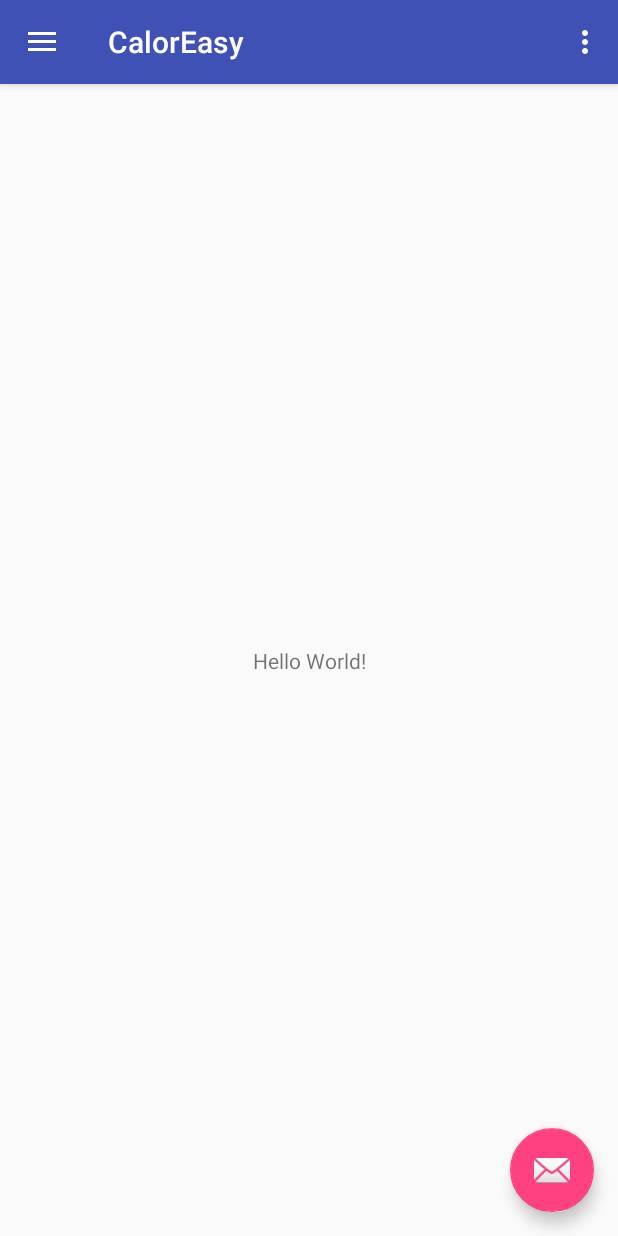
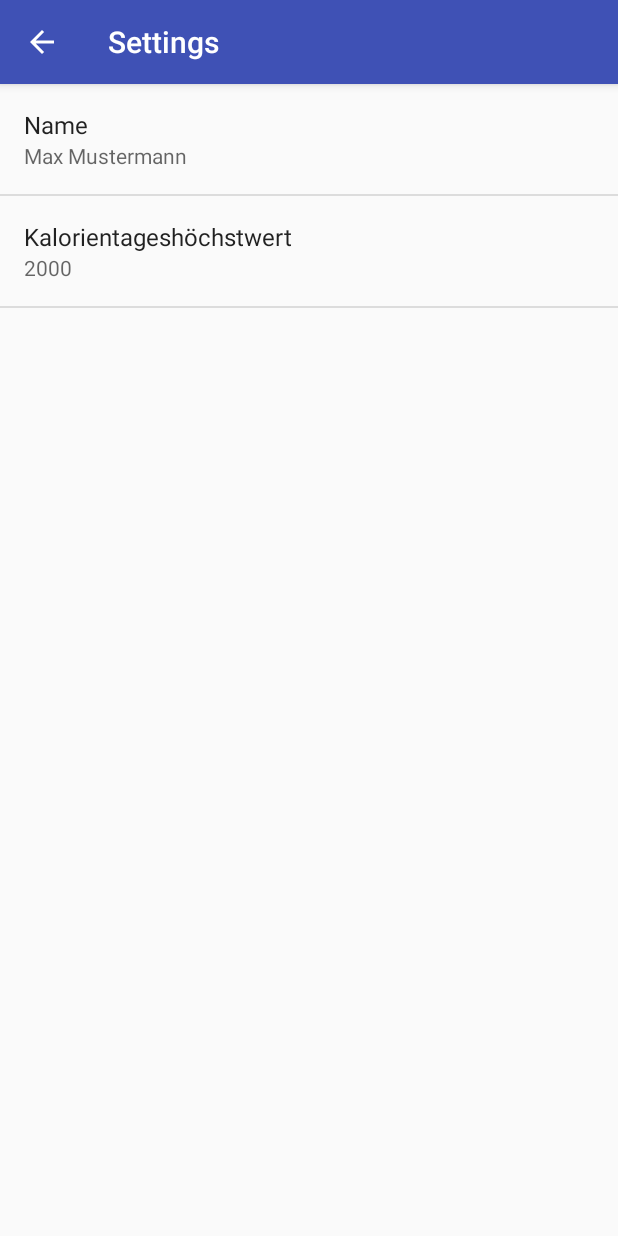
Before and after one commit to Miggel4/WIP_CalorEasy, an Android app: the screen it shows after launch (Dashboard before the commit, SettingsActivity after it), in the options menu, after a tap on "Settings", on a phone screen of 412 x 824 dp. Run offline under Robolectric (Android 15) with nearby library versions, the phone set to English and light mode, and no system bars.

Commit message:
SS - Settings

```diff
--- a/app/build.gradle
+++ b/app/build.gradle
@@ -21,7 +21,7 @@ android {
 dependencies {
     compile 'android.arch.persistence.room:runtime:1.0.0'
     annotationProcessor 'android.arch.persistence.room:compiler:1.0.0'
-    implementation fileTree(dir: 'libs', include: ['*.jar'])
+    implementation fileTree(include: ['*.jar'], dir: 'libs')
     implementation 'com.android.support:appcompat-v7:26.1.0'
     implementation 'com.android.support:support-v4:26.1.0'
     implementation 'com.android.support:design:26.1.0'
--- a/app/src/main/java/wip/fhdw/caloreasy/Dashboard/Dashboard.java
+++ b/app/src/main/java/wip/fhdw/caloreasy/Dashboard/Dashboard.java
@@ -1,5 +1,6 @@
 package wip.fhdw.caloreasy.Dashboard;
 
+import android.content.Intent;
 import android.os.Bundle;
 import android.support.design.widget.FloatingActionButton;
 import android.support.design.widget.Snackbar;
@@ -14,6 +15,7 @@ import android.view.Menu;
 import android.view.MenuItem;
 
 import wip.fhdw.caloreasy.R;
+import wip.fhdw.caloreasy.Settings.SettingsActivity;
 
 public class Dashboard extends AppCompatActivity
         implements NavigationView.OnNavigationItemSelectedListener {
@@ -70,6 +72,7 @@ public class Dashboard extends AppCompatActivity
 
         //noinspection SimplifiableIfStatement
         if (id == R.id.action_settings) {
+            startActivity(new Intent(this, SettingsActivity.class));
             return true;
         }
 
--- /dev/null
+++ b/app/src/main/java/wip/fhdw/caloreasy/Settings/AppCompatPreferenceActivity.java
@@ -0,0 +1,109 @@
+package wip.fhdw.caloreasy.Settings;
+
+import android.content.res.Configuration;
+import android.os.Bundle;
+import android.preference.PreferenceActivity;
+import android.support.annotation.LayoutRes;
+import android.support.annotation.Nullable;
+import android.support.v7.app.ActionBar;
+import android.support.v7.app.AppCompatDelegate;
+import android.support.v7.widget.Toolbar;
+import android.view.MenuInflater;
+import android.view.View;
+import android.view.ViewGroup;
+
+/**
+ * A {@link android.preference.PreferenceActivity} which implements and proxies the necessary calls
+ * to be used with AppCompat.
+ */
+public abstract class AppCompatPreferenceActivity extends PreferenceActivity {
+
+    private AppCompatDelegate mDelegate;
+
+    @Override
+    protected void onCreate(Bundle savedInstanceState) {
+        getDelegate().installViewFactory();
+        getDelegate().onCreate(savedInstanceState);
+        super.onCreate(savedInstanceState);
+    }
+
+    @Override
+    protected void onPostCreate(Bundle savedInstanceState) {
+        super.onPostCreate(savedInstanceState);
+        getDelegate().onPostCreate(savedInstanceState);
+    }
+
+    public ActionBar getSupportActionBar() {
+        return getDelegate().getSupportActionBar();
+    }
+
+    public void setSupportActionBar(@Nullable Toolbar toolbar) {
+        getDelegate().setSupportActionBar(toolbar);
+    }
+
+    @Override
+    public MenuInflater getMenuInflater() {
+        return getDelegate().getMenuInflater();
+    }
+
+    @Override
+    public void setContentView(@LayoutRes int layoutResID) {
+        getDelegate().setContentView(layoutResID);
+    }
+
+    @Override
+    public void setContentView(View view) {
+        getDelegate().setContentView(view);
+    }
+
+    @Override
+    public void setContentView(View view, ViewGroup.LayoutParams params) {
+        getDelegate().setContentView(view, params);
+    }
+
+    @Override
+    public void addContentView(View view, ViewGroup.LayoutParams params) {
+        getDelegate().addContentView(view, params);
+    }
+
+    @Override
+    protected void onPostResume() {
+        super.onPostResume();
+        getDelegate().onPostResume();
+    }
+
+    @Override
+    protected void onTitleChanged(CharSequence title, int color) {
+        super.onTitleChanged(title, color);
+        getDelegate().setTitle(title);
+    }
+
+    @Override
+    public void onConfigurationChanged(Configuration newConfig) {
+        super.onConfigurationChanged(newConfig);
+        getDelegate().onConfigurationChanged(newConfig);
+    }
+
+    @Override
+    protected void onStop() {
+        super.onStop();
+        getDelegate().onStop();
+    }
+
+    @Override
+    protected void onDestroy() {
+        super.onDestroy();
+        getDelegate().onDestroy();
+    }
+
+    public void invalidateOptionsMenu() {
+        getDelegate().invalidateOptionsMenu();
+    }
+
+    private AppCompatDelegate getDelegate() {
+        if (mDelegate == null) {
+            mDelegate = AppCompatDelegate.create(this, null);
+        }
+        return mDelegate;
+    }
+}
--- /dev/null
+++ b/app/src/main/java/wip/fhdw/caloreasy/Settings/NumberPickerPreference.java
@@ -0,0 +1,89 @@
+package wip.fhdw.caloreasy.Settings;
+
+import android.content.Context;
+import android.content.res.TypedArray;
+import android.preference.DialogPreference;
+import android.util.AttributeSet;
+import android.view.Gravity;
+import android.view.View;
+import android.view.ViewGroup;
+import android.widget.FrameLayout;
+import android.widget.NumberPicker;
+
+/**
+ * A {@link android.preference.Preference} that displays a number picker as a dialog.
+ * source: https://stackoverflow.com/questions/20758986/android-preferenceactivity-dialog-with-number-picker
+ */
+public class NumberPickerPreference extends DialogPreference {
+
+    // allowed range
+    public static final int MAX_VALUE = 10000;
+    public static final int MIN_VALUE = 1000;
+    // enable or disable the 'circular behavior'
+    public static final boolean WRAP_SELECTOR_WHEEL = true;
+
+    private NumberPicker picker;
+    private int value;
+
+    public NumberPickerPreference(Context context, AttributeSet attrs) {
+        super(context, attrs);
+    }
+
+    public NumberPickerPreference(Context context, AttributeSet attrs, int defStyleAttr) {
+        super(context, attrs, defStyleAttr);
+    }
+
+    @Override
+    protected View onCreateDialogView() {
+        FrameLayout.LayoutParams layoutParams = new FrameLayout.LayoutParams(
+                ViewGroup.LayoutParams.WRAP_CONTENT, ViewGroup.LayoutParams.WRAP_CONTENT);
+        layoutParams.gravity = Gravity.CENTER;
+
+        picker = new NumberPicker(getContext());
+        picker.setLayoutParams(layoutParams);
+
+        FrameLayout dialogView = new FrameLayout(getContext());
+        dialogView.addView(picker);
+
+        return dialogView;
+    }
+
+    @Override
+    protected void onBindDialogView(View view) {
+        super.onBindDialogView(view);
+        picker.setMinValue(MIN_VALUE);
+        picker.setMaxValue(MAX_VALUE);
+        picker.setWrapSelectorWheel(WRAP_SELECTOR_WHEEL);
+        picker.setValue(getValue());
+    }
+
+    @Override
+    protected void onDialogClosed(boolean positiveResult) {
+        if (positiveResult) {
+            picker.clearFocus();
+            int newValue = picker.getValue();
+            if (callChangeListener(newValue)) {
+                setValue(newValue);
+            }
+        }
+    }
+
+    @Override
+    protected Object onGetDefaultValue(TypedArray a, int index) {
+        return a.getInt(index, MIN_VALUE);
+    }
+
+    @Override
+    protected void onSetInitialValue(boolean restorePersistedValue, Object defaultValue) {
+        setValue(restorePersistedValue ? getPersistedInt(MIN_VALUE) : (Integer) defaultValue);
+    }
+
+    public void setValue(int value) {
+        this.value = value;
+        persistInt(this.value);
+    }
+
+    public int getValue() {
+        return this.value;
+    }
+}
--- /dev/null
+++ b/app/src/main/java/wip/fhdw/caloreasy/Settings/PreferenceChangeListener.java
@@ -0,0 +1,44 @@
+package wip.fhdw.caloreasy.Settings;
+
+import android.app.Activity;
+import android.content.SharedPreferences;
+import android.preference.Preference;
+import android.preference.PreferenceActivity;
+import android.util.Log;
+
+/**
+ * Created by Simon on 05.01.2018.
+ */
+
+public class PreferenceChangeListener implements SharedPreferences.OnSharedPreferenceChangeListener {
+
+    private PreferenceActivity mPrefActivity;
+
+    public PreferenceChangeListener(PreferenceActivity prefActivity){
+        mPrefActivity = prefActivity;
+    }
+
+    @Override
+    public void onSharedPreferenceChanged(SharedPreferences sharedPreferences, String key) {
+
+        if ( key.equals("name")) {
+            Log.v("PreferenceChange", "**** KEY name modified ****");
+
+            //for API10 findPreference(key) can only be executed non static
+            Preference connectionPref = mPrefActivity.findPreference(key);
+
+            // Set summary to be the user-description for the selected value
+            connectionPref.setSummary(sharedPreferences.getString(key, ""));
+
+        }else if(key.equals("calories_picker")){
+            Log.v("PreferenceChange", "**** KEY calories_picker modified ****");
+
+            //for API10 findPreference(key) can only be executed non static
+            Preference connectionPref = mPrefActivity.findPreference(key);
+
+            // Set summary to be the user-description for the selected value
+            connectionPref.setSummary("" + sharedPreferences.getInt(key, 0));
+        }
+    }
+
+}
--- /dev/null
+++ b/app/src/main/java/wip/fhdw/caloreasy/Settings/SettingsActivity.java
@@ -0,0 +1,123 @@
+package wip.fhdw.caloreasy.Settings;
+
+import android.annotation.TargetApi;
+import android.content.Context;
+import android.content.Intent;
+import android.content.SharedPreferences;
+import android.content.res.Configuration;
+import android.media.Ringtone;
+import android.media.RingtoneManager;
+import android.net.Uri;
+import android.os.Build;
+import android.os.Bundle;
+import android.preference.ListPreference;
+import android.preference.Preference;
+import android.preference.PreferenceActivity;
+import android.support.v7.app.ActionBar;
+import android.preference.PreferenceFragment;
+import android.preference.PreferenceManager;
+import android.preference.RingtonePreference;
+import android.text.TextUtils;
+import android.view.MenuItem;
+import android.support.v4.app.NavUtils;
+
+import wip.fhdw.caloreasy.Dashboard.Dashboard;
+import wip.fhdw.caloreasy.R;
+
+import java.util.List;
+
+/**
+ * A {@link PreferenceActivity} that presents a set of application settings. On
+ * handset devices, settings are presented as a single list. On tablets,
+ * settings are split by category, with category headers shown to the left of
+ * the list of settings.
+ * <p>
+ * See <a href="http://developer.android.com/design/patterns/settings.html">
+ * Android Design: Settings</a> for design guidelines and the <a
+ * href="http://developer.android.com/guide/topics/ui/settings.html">Settings
+ * API Guide</a> for more information on developing a Settings UI.
+ */
+public class SettingsActivity extends AppCompatPreferenceActivity {
+
+    SharedPreferences.OnSharedPreferenceChangeListener mPreferenceListener;
+    SharedPreferences mPrefs;
+
+    @Override
+    protected void onCreate(Bundle savedInstanceState) {
+        super.onCreate(savedInstanceState);
+
+        addPreferencesFromResource(R.xml.preferences);
+
+        mPrefs = PreferenceManager.getDefaultSharedPreferences(this);
+        mPreferenceListener = new PreferenceChangeListener(this);
+        mPrefs.registerOnSharedPreferenceChangeListener(mPreferenceListener);
+
+        // Trigger the listener immediately with the preference's
+        // current value.
+        mPreferenceListener.onSharedPreferenceChanged(PreferenceManager.getDefaultSharedPreferences(this),"name");
+        mPreferenceListener.onSharedPreferenceChanged(PreferenceManager.getDefaultSharedPreferences(this),"calories_picker");
+
+        setupActionBar();
+    }
+
+    @Override
+    public void onDestroy() {
+        super.onDestroy();
+        mPrefs.unregisterOnSharedPreferenceChangeListener(mPreferenceListener);
+    }
+
+    @Override
+    protected void onResume() {
+        super.onResume();
+        getPreferenceScreen().getSharedPreferences()
+                .registerOnSharedPreferenceChangeListener(mPreferenceListener);
+    }
+
+    @Override
+    protected void onPause() {
+        super.onPause();
+        getPreferenceScreen().getSharedPreferences()
+                .unregisterOnSharedPreferenceChangeListener(mPreferenceListener);
+    }
+    /**
+     * Set up the {@link android.app.ActionBar}, if the API is available.
+     */
+    private void setupActionBar() {
+        ActionBar actionBar = getSupportActionBar();
+        if (actionBar != null) {
+            // Show the Up button in the action bar.
+            actionBar.setDisplayHomeAsUpEnabled(true);
+        }
+    }
+
+    @Override
+    public boolean onOptionsItemSelected(final MenuItem item) {
+
+        switch (item.getItemId()) {
+            case android.R.id.home:
+                //use onBackPressed() OR finish();
+                startActivity(new Intent(this, Dashboard.class));
+                return true;
+
+            default:
+                return super.onOptionsItemSelected(item);
+        }
+    }
+
+    /**
+     * {@inheritDoc}
+     */
+    @Override
+    public boolean onIsMultiPane() {
+        return isXLargeTablet(this);
+    }
+
+    /**
+     * Helper method to determine if the device has an extra-large screen. For
+     * example, 10" tablets are extra-large.
+     */
+    private static boolean isXLargeTablet(Context context) {
+        return (context.getResources().getConfiguration().screenLayout
+                & Configuration.SCREENLAYOUT_SIZE_MASK) >= Configuration.SCREENLAYOUT_SIZE_XLARGE;
+    }
+}
--- /dev/null
+++ b/app/src/main/res/xml/preferences.xml
@@ -0,0 +1,20 @@
+<PreferenceScreen xmlns:android="http://schemas.android.com/apk/res/android">
+
+    <!-- NOTE: EditTextPreference accepts EditText attributes. -->
+    <!-- NOTE: EditTextPreference's summary should be set to its value by the activity code. -->
+    <EditTextPreference
+        android:capitalize="words"
+        android:defaultValue="@string/pref_default_name"
+        android:inputType="textCapWords"
+        android:key="name"
+        android:maxLines="1"
+        android:selectAllOnFocus="true"
+        android:singleLine="true"
+        android:title="@string/pref_title_name" />
+
+    <wip.fhdw.caloreasy.Settings.NumberPickerPreference
+        android:key="calories_picker"
+        android:title="@string/pref_title_calories_picker"
+        android:defaultValue="@string/pref_default_calories_picker" />
+
+</PreferenceScreen>
```
Also changed, not shown: app/src/main/AndroidManifest.xml (+8 -0 lines), app/src/main/res/values/strings.xml (+77 -0 lines).
